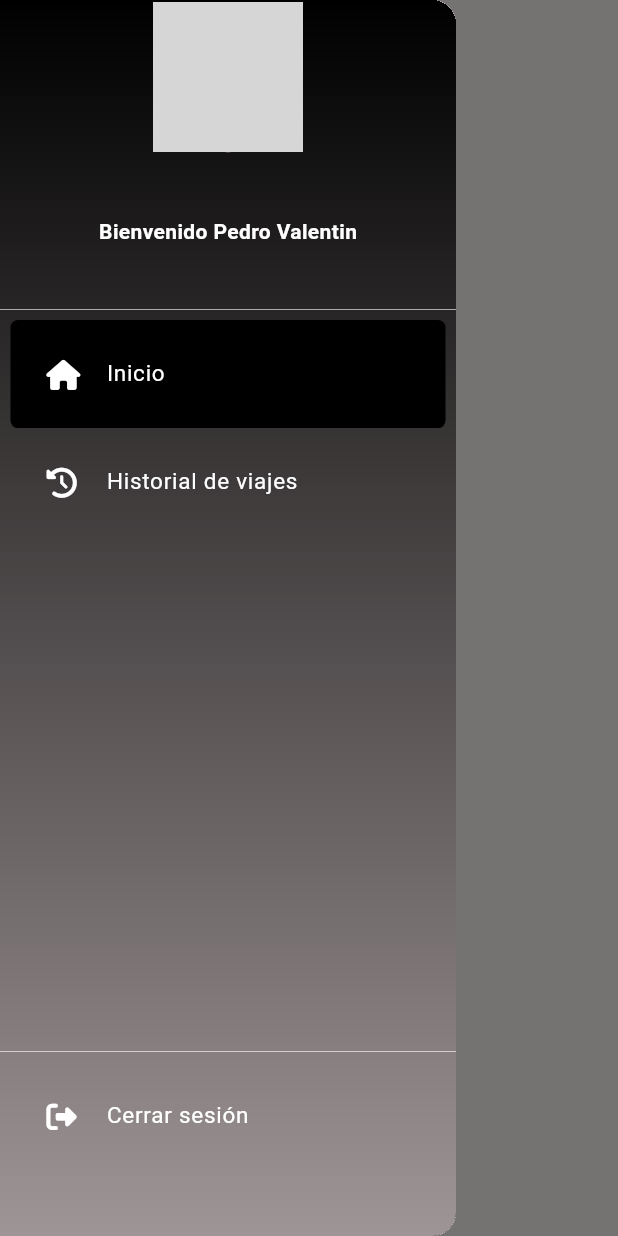
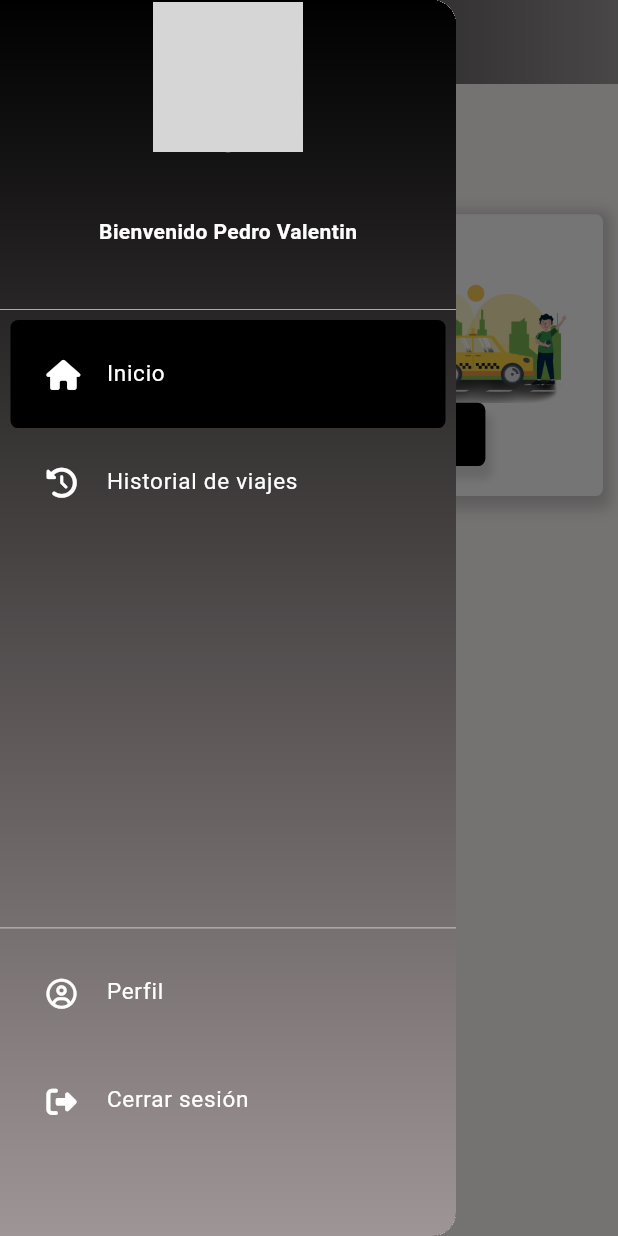
Before and after one commit to blitzpc17/taxi_app, a Flutter app: the HomeScreen screen opened by its route, with the side drawer open, on a phone screen of 412 x 824 dp. Run offline on Flutter 3.47's test engine with Material 3 defaults, Android fonts, the phone set to English and light mode, and no system bars; our stand-ins replace font_awesome_flutter, go_router; network calls fail; grey boxes are pictures that could not be loaded.

Commit message:
Commit - Screen perfil y screen home

```diff
--- a/lib/config/router/app_route.dart
+++ b/lib/config/router/app_route.dart
@@ -1,9 +1,11 @@
 import 'package:go_router/go_router.dart';
+import 'package:taxi_app/screens/perfil_screen.dart';
 import 'package:taxi_app/screens/screens.dart';
 
 final appRouter = GoRouter(routes: [
   GoRoute(path: '/home', builder: (context, state) => const HomeScreen()),
-  GoRoute(path: '/', builder: (context, state) => const HomeScreen()),
+  GoRoute(path: '/', builder: (context, state) => const PerfilScreen()),
   GoRoute(
       path: '/register', builder: (context, state) => const RegisterScreen()),
+  GoRoute(path: '/perfil', builder: (context, state) => const PerfilScreen()),
 ]);
--- a/lib/screens/home_screen.dart
+++ b/lib/screens/home_screen.dart
@@ -10,13 +10,58 @@ class HomeScreen extends StatelessWidget {
 
     return SafeArea(
       child: Scaffold(
-        appBar: AppBar(),
-        drawer: const Menulateral(),
-        body: SizedBox(
-          width: pantalla.width,
-          height: pantalla.height,
-        ),
-      ),
+          appBar: AppBar(
+            iconTheme: const IconThemeData(color: Colors.white),
+            flexibleSpace: Container(
+              decoration: const BoxDecoration(
+                gradient: LinearGradient(
+                    begin: Alignment.centerLeft,
+                    end: Alignment.centerRight,
+                    colors: <Color>[Colors.black, Colors.black38]),
+              ),
+            ),
+          ),
+          drawer: const Menulateral(),
+          body: SafeArea(child: Container(
+            child: LayoutBuilder(builder: (context, constraints) {
+              return Column(
+                children: [
+                  Container(
+                    padding: EdgeInsets.symmetric(horizontal: 20, vertical: 20),
+                    width: constraints.maxWidth,
+                    height: constraints.maxHeight * 0.10,
+                    child: Text(
+                      "!Hola Pedro Valentin!",
+                      style:
+                          TextStyle(fontWeight: FontWeight.bold, fontSize: 25),
+                    ),
+                  ),
+                  Container(
+                    padding: EdgeInsets.all(10),
+                    width: constraints.maxWidth,
+                    height: constraints.maxHeight * 0.90,
+                    child: LayoutBuilder(builder: (context, constraints2) {
+                      return SingleChildScrollView(
+                        child: Column(
+                          children: [
+                            TarjetaPersonalizada(
+                                ancho: constraints2.maxWidth,
+                                alto: constraints2.maxHeight * 0.28,
+                                titulo: "Viaje",
+                                texto:
+                                    "Viaja de la manera mas segura y comoda mediante Taxi App",
+                                textoBtn: "Solicitar viaje",
+                                rutaImage:
+                                    "assets/imgbackgrounds/bg_solicitarviaje.png")
+                          ],
+                        ),
+                      );
+                    }),
+                  )
+                ],
+              );
+            }),
+          ))),
     );
   }
 }
--- a/lib/widgets/boton_personalizado.dart
+++ b/lib/widgets/boton_personalizado.dart
@@ -5,7 +5,7 @@ class BotonPersonalizado extends StatelessWidget {
   final String? texto;
   final double? ancho;
   final double? alto;
-  final IconData icono;
+  final IconData? icono;
   final Color color;
   final Function()? onChanged;
 
@@ -21,7 +21,9 @@ class BotonPersonalizado extends StatelessWidget {
 
   @override
   Widget build(BuildContext context) {
-    return Container(
+    return GestureDetector(
+      onTap: onChanged,
+      child: Container(
         padding: const EdgeInsets.symmetric(vertical: 5, horizontal: 5),
         decoration: BoxDecoration(
             borderRadius: BorderRadius.circular(5),
@@ -53,7 +55,9 @@ class BotonPersonalizado extends StatelessWidget {
                   ),
                 ),
               ),
-            Align(
+              icono == null
+                  ? Container()
+                  : Align(
                       alignment: Alignment.centerLeft,
                       child: Container(
                         decoration: BoxDecoration(
@@ -71,6 +75,7 @@ class BotonPersonalizado extends StatelessWidget {
             ],
           );
         }),
+      ),
     );
   }
 }
--- a/lib/widgets/menulateral.dart
+++ b/lib/widgets/menulateral.dart
@@ -67,7 +67,7 @@ class _MenulateralState extends State<Menulateral> {
               ),
               SizedBox(
                 width: constraints.maxWidth,
-                height: constraints.maxHeight * 0.60,
+                height: constraints.maxHeight * 0.50,
                 child: ListView(
                   padding: const EdgeInsets.all(7),
                   children: <Widget>[
@@ -123,13 +123,34 @@ class _MenulateralState extends State<Menulateral> {
               ),
               SizedBox(
                 width: constraints.maxWidth,
-                height: constraints.maxHeight * 0.10,
+                height: constraints.maxHeight * 0.20,
                 child: ListView(
                   padding: const EdgeInsets.all(7),
                   children: <Widget>[
                     Container(
                       decoration: BoxDecoration(
                           color: _seleccion == 2
+                              ? Colors.black
+                              : Colors.transparent,
+                          borderRadius: BorderRadius.circular(5)),
+                      padding: const EdgeInsets.all(8),
+                      child: ListTile(
+                        leading: const Icon(
+                          FontAwesomeIcons.circleUser,
+                          color: Colors.white,
+                          size: 20,
+                        ),
+                        title: const Text(
+                          'Perfil',
+                          style: TextStyle(color: Colors.white, fontSize: 15),
+                        ),
+                        selected: _seleccion == 2,
+                        onTap: () => selectDestination(2),
+                      ),
+                    ),
+                    Container(
+                      decoration: BoxDecoration(
+                          color: _seleccion == 3
                               ? Colors.black
                               : Colors.transparent,
                           borderRadius: BorderRadius.circular(5)),
@@ -144,8 +165,8 @@ class _MenulateralState extends State<Menulateral> {
                           'Cerrar sesión',
                           style: TextStyle(color: Colors.white, fontSize: 15),
                         ),
-                        selected: _seleccion == 2,
-                        onTap: () => selectDestination(2),
+                        selected: _seleccion == 3,
+                        onTap: () => selectDestination(3),
                       ),
                     ),
                   ],
--- /dev/null
+++ b/lib/widgets/tarjeta_personalizada.dart
@@ -0,0 +1,86 @@
+import 'package:flutter/material.dart';
+import 'package:flutter/widgets.dart';
+import 'package:taxi_app/widgets/boton_personalizado.dart';
+
+class TarjetaPersonalizada extends StatelessWidget {
+  final double ancho, alto;
+  final String titulo;
+  final String texto;
+  final String textoBtn;
+  final String rutaImage;
+
+  const TarjetaPersonalizada(
+      {super.key,
+      required this.ancho,
+      required this.alto,
+      required this.titulo,
+      required this.texto,
+      required this.textoBtn,
+      required this.rutaImage});
+
+  @override
+  Widget build(BuildContext context) {
+    return Container(
+      width: ancho,
+      height: alto,
+      padding: EdgeInsets.all(20),
+      decoration: BoxDecoration(
+        color: Colors.white,
+        borderRadius: BorderRadius.circular(5),
+        boxShadow: [
+          BoxShadow(
+            color: Colors.grey.withOpacity(0.5),
+            spreadRadius: 5,
+            blurRadius: 7,
+            offset: Offset(0, 3), // changes position of shadow
+          ),
+        ],
+      ),
+      child: Column(
+        children: [
+          Expanded(
+            child: Row(
+              children: [
+                Expanded(
+                  child: Text(
+                    titulo,
+                    style: TextStyle(fontWeight: FontWeight.bold, fontSize: 20),
+                  ),
+                )
+              ],
+            ),
+          ),
+          Expanded(
+            flex: 4,
+            child: Row(
+              children: [
+                Expanded(
+                  child: Text(
+                    texto,
+                    style:
+                        TextStyle(fontWeight: FontWeight.normal, fontSize: 11),
+                  ),
+                ),
+                Expanded(
+                    child: Align(
+                        alignment: Alignment.topRight,
+                        child: Image.asset(rutaImage)))
+              ],
+            ),
+          ),
+          Expanded(
+            flex: 2,
+            child: BotonPersonalizado(
+              texto: textoBtn,
+              ancho: ancho * 0.60,
+              alto: alto * 0.60,
+              icono: null,
+              color: Colors.black,
+              onChanged: () {},
+            ),
+          )
+        ],
+      ),
+    );
+  }
+}
--- a/lib/widgets/widgets.dart
+++ b/lib/widgets/widgets.dart
@@ -1,3 +1,4 @@
 export './cajatexto_personalizada.dart';
 export './boton_personalizado.dart';
 export './menulateral.dart';
+export './tarjeta_personalizada.dart';
```
Also changed, not shown: lib/screens/perfil_screen.dart (added, +189 -0 lines), assets/imgbackgrounds/bg_solicitarviaje.png (added). Lines whose indentation alone changed are shown as unchanged.
